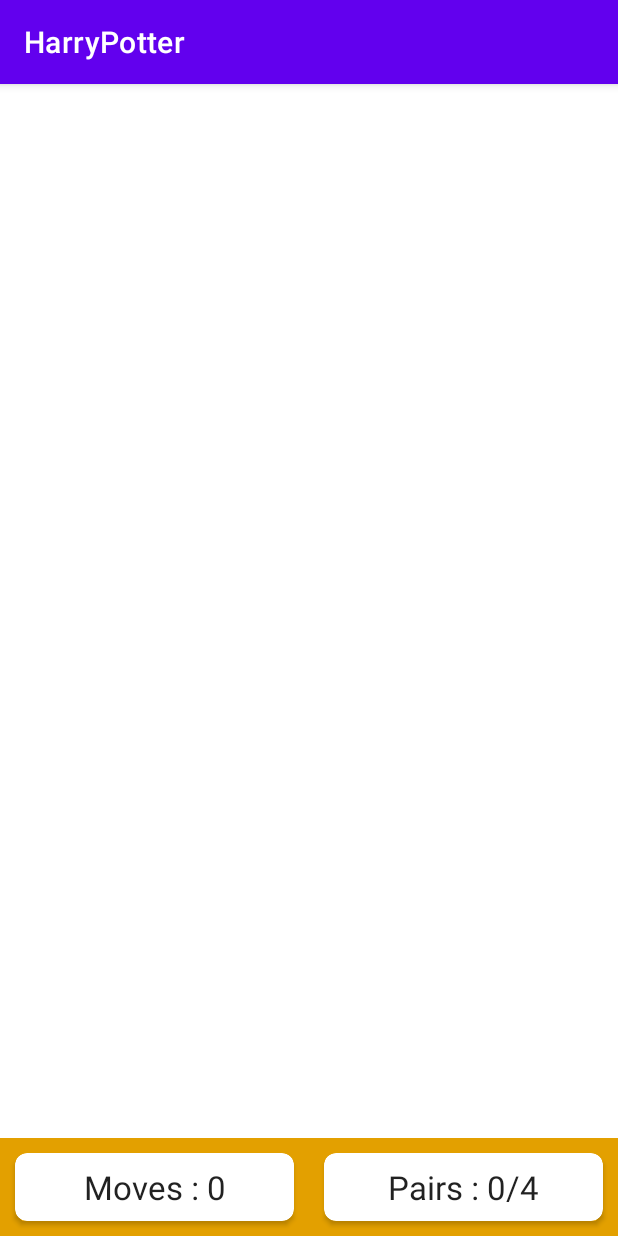
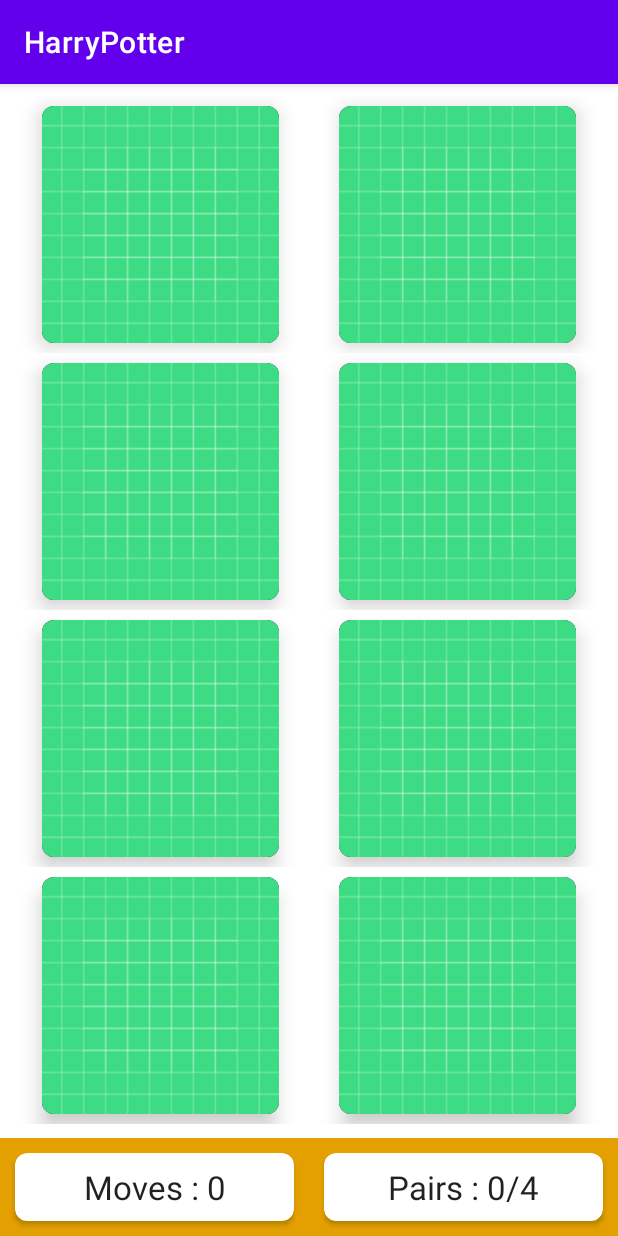
Before and after one commit to osmium8/HarryPotter-game, an Android app: the screen it shows after launch (MainActivity), on a phone screen of 412 x 824 dp. Run offline under Robolectric (Android 15) with nearby library versions, the phone set to English and light mode, and no system bars.

Commit message:
video 2 : update RecyclerView

```diff
--- a/app/src/main/java/com/example/hpgame/MainActivity.kt
+++ b/app/src/main/java/com/example/hpgame/MainActivity.kt
@@ -2,7 +2,9 @@ package com.example.hpgame
 
 import androidx.appcompat.app.AppCompatActivity
 import android.os.Bundle
+import android.widget.GridLayout
 import android.widget.TextView
+import androidx.recyclerview.widget.GridLayoutManager
 import androidx.recyclerview.widget.RecyclerView
 
 class MainActivity : AppCompatActivity() {
@@ -19,7 +21,9 @@ class MainActivity : AppCompatActivity() {
         numMoves = findViewById(R.id.moves_textview);
         numPairs = findViewById(R.id.pairs_textview);
 
-
+        board.adapter = MemoryBoardAdapter(this, 8);
+        board.setHasFixedSize(true);
+        board.layoutManager = GridLayoutManager(this, 2);
 
 
     }
--- /dev/null
+++ b/app/src/main/java/com/example/hpgame/MemoryBoardAdapter.kt
@@ -0,0 +1,50 @@
+package com.example.hpgame
+
+import android.content.Context
+import android.util.Log
+import android.view.LayoutInflater
+import android.view.View
+import android.view.ViewGroup
+import android.widget.ImageButton
+import androidx.cardview.widget.CardView
+import androidx.recyclerview.widget.RecyclerView
+import java.lang.Integer.min
+
+class MemoryBoardAdapter(private val context : Context, private val numPieces: Int) :
+    RecyclerView.Adapter<MemoryBoardAdapter.ViewHolder>() {
+
+    companion object {
+        private const val TAG = "MemoryBoardAdapter"
+        private const val MARGIN_SIZE = 10
+    }
+
+    inner class ViewHolder(itemView: View) : RecyclerView.ViewHolder(itemView) {
+        private val imageButton = itemView.findViewById<ImageButton>(R.id.imageButton)
+        fun bind(position: Int) {
+            imageButton.setOnClickListener {
+                Log.i(TAG, "Clicked on position $position")
+            }
+        }
+    }
+
+    override fun onCreateViewHolder(parent: ViewGroup, viewType: Int): ViewHolder {
+        val cardWidth = parent.width / 2 - (2 * MARGIN_SIZE)
+        val cardHeight = parent.height / 4 - (2 * MARGIN_SIZE)
+        val cardSideLength = min(cardWidth, cardHeight)
+        val view = LayoutInflater.from(context).inflate(R.layout.memory_card, parent, false)
+
+        // Set the appropriate width/height of the view
+        val layoutParams = view.findViewById<CardView>(R.id.cardView).layoutParams as ViewGroup.MarginLayoutParams
+        layoutParams.width = cardSideLength
+        layoutParams.height = cardSideLength
+        layoutParams.setMargins(MARGIN_SIZE, MARGIN_SIZE, MARGIN_SIZE, MARGIN_SIZE)
+
+        return ViewHolder(view)
+    }
+
+    override fun onBindViewHolder(holder: ViewHolder, position: Int) {
+        holder.bind(position)
+    }
+
+    override fun getItemCount(): Int = numPieces
+}
--- a/app/src/main/res/layout/activity_main.xml
+++ b/app/src/main/res/layout/activity_main.xml
@@ -55,6 +55,8 @@
         android:id="@+id/board_recyclerview"
         android:layout_width="0dp"
         android:layout_height="0dp"
+        android:layout_margin="8dp"
+        android:overScrollMode="never"
         app:layout_constraintBottom_toTopOf="@+id/gameInfo_linearLayout"
         app:layout_constraintEnd_toEndOf="parent"
         app:layout_constraintStart_toStartOf="parent"
--- /dev/null
+++ b/app/src/main/res/layout/memory_card.xml
@@ -0,0 +1,27 @@
+<?xml version="1.0" encoding="utf-8"?>
+<LinearLayout xmlns:android="http://schemas.android.com/apk/res/android"
+    xmlns:app="http://schemas.android.com/apk/res-auto"
+    android:layout_width="match_parent"
+    android:layout_height="wrap_content"
+    android:gravity="center"
+    android:orientation="vertical">
+
+    <!-- Creates View for one individual memory card -->
+
+
+    <androidx.cardview.widget.CardView
+        android:id="@+id/cardView"
+        android:layout_width="120dp"
+        android:layout_height="120dp"
+        app:cardCornerRadius="8dp"
+        app:cardElevation="8dp">
+
+        <ImageButton
+            android:id="@+id/imageButton"
+            android:layout_width="match_parent"
+            android:layout_height="match_parent"
+            android:background="@color/hogwartzpurple"
+            android:scaleType="centerCrop"
+            app:srcCompat="@drawable/ic_launcher_background" />
+    </androidx.cardview.widget.CardView>
+</LinearLayout>
--- a/app/src/main/res/values/colors.xml
+++ b/app/src/main/res/values/colors.xml
@@ -7,4 +7,10 @@
     <color name="teal_700">#FF018786</color>
     <color name="black">#FF000000</color>
     <color name="white">#FFFFFFFF</color>
+    <!-- hogwartz color palette -->
+    <color name="gryffindor">#9c1203</color>
+    <color name="hufflepuff">#e3a000</color>
+    <color name="slytherin">#033807</color>
+    <color name="ravenclaw">#00165e</color>
+    <color name="hogwartzpurple">#2d004d</color>
 </resources>
```
